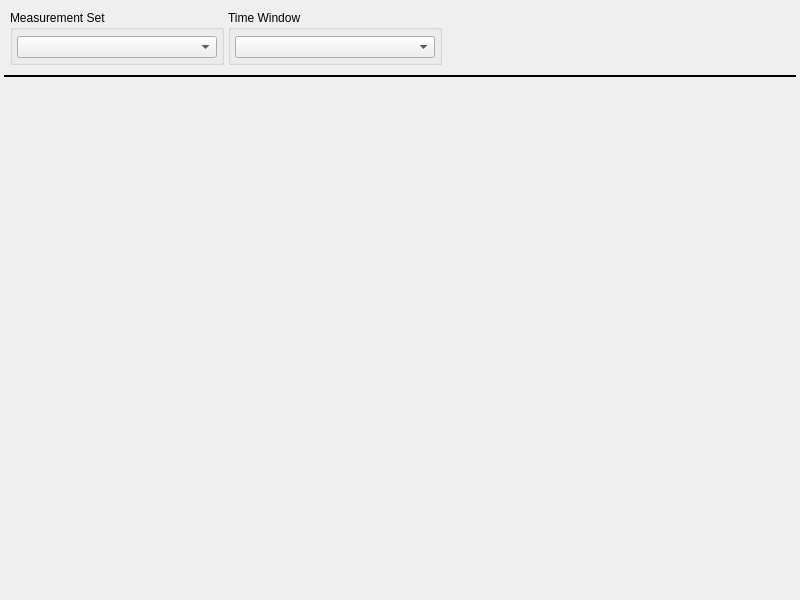
This is mw4/gui/widgets/measure.ui in mworion/MountWizzard4 as Qt 5 draws it before an edit. The edited form follows.
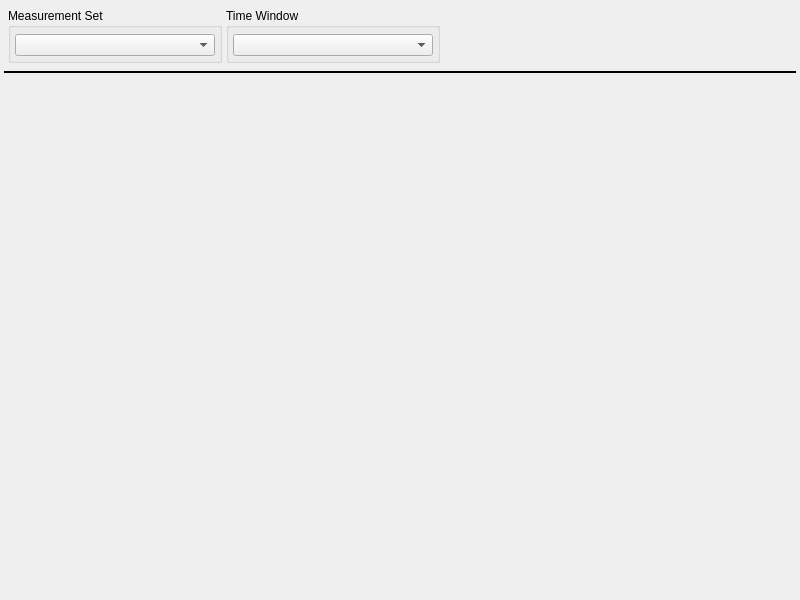
This is the edited form.

```diff
--- a/mw4/gui/widgets/measure.ui
+++ b/mw4/gui/widgets/measure.ui
@@ -66,14 +66,20 @@
    </property>
    <item>
     <layout class="QHBoxLayout" name="horizontalLayout" stretch="0,0,1">
+     <property name="spacing">
+      <number>4</number>
+     </property>
      <property name="leftMargin">
-      <number>6</number>
+      <number>4</number>
      </property>
      <property name="topMargin">
-      <number>6</number>
+      <number>4</number>
+     </property>
+     <property name="rightMargin">
+      <number>4</number>
      </property>
      <property name="bottomMargin">
-      <number>6</number>
+      <number>4</number>
      </property>
      <item>
       <widget class="QGroupBox" name="groupBox">
```
